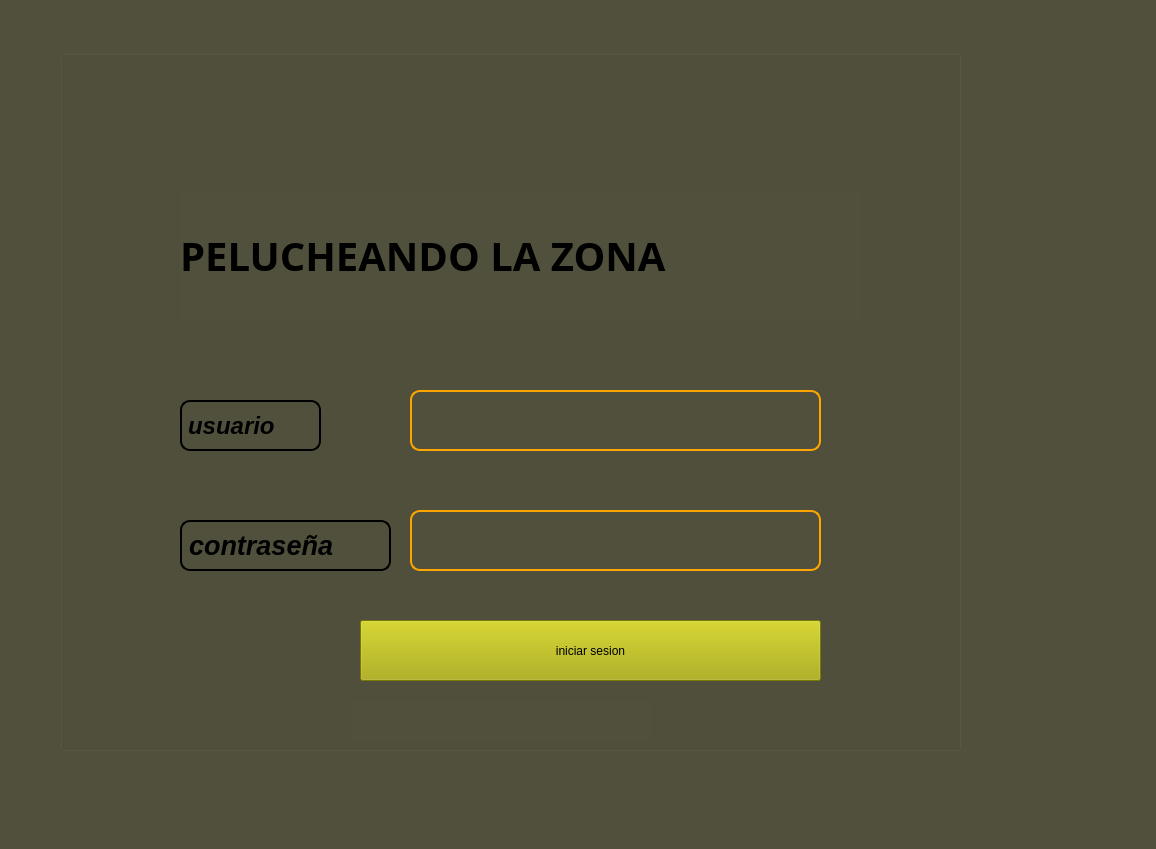
Qt form view/login_menu_principal.ui (arturito76/proyecto) before a commit.
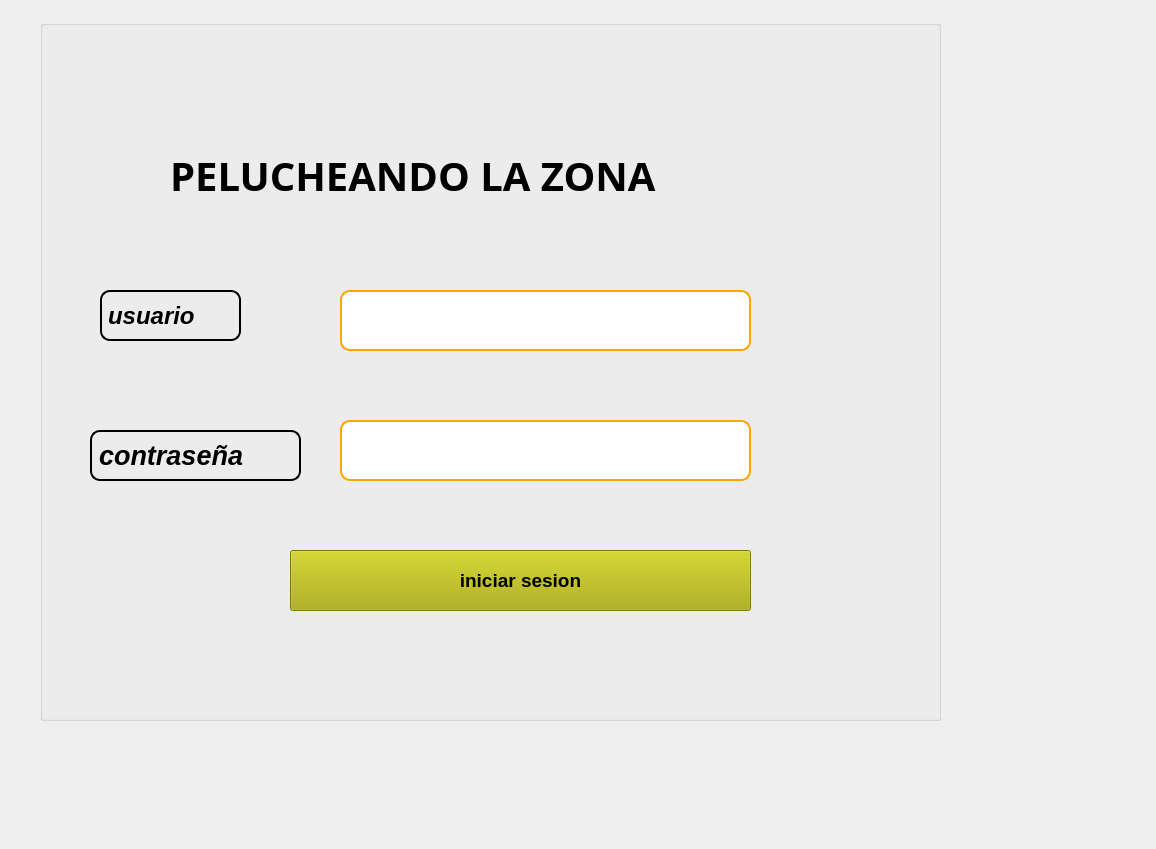
The same form after that commit. Icons and pictures are not drawn.

Diff of the .ui file:
```diff
--- a/view/login_menu_principal.ui
+++ b/view/login_menu_principal.ui
@@ -14,14 +14,18 @@
    <string>MainWindow</string>
   </property>
   <property name="styleSheet">
-   <string notr="true">background-color: rgb(80, 80, 60);</string>
+   <string notr="true">
+
+background-color: #ADD8E6; /* Azul Claro */
+/*background-color: rgb(80, 80, 60)
+</string>
   </property>
   <widget class="QWidget" name="centralwidget">
    <widget class="QGroupBox" name="groupBox">
     <property name="geometry">
      <rect>
-      <x>60</x>
-      <y>50</y>
+      <x>40</x>
+      <y>20</y>
       <width>901</width>
       <height>701</height>
      </rect>
@@ -39,8 +43,8 @@
     <widget class="QLabel" name="label_2">
      <property name="geometry">
       <rect>
-       <x>120</x>
-       <y>350</y>
+       <x>60</x>
+       <y>270</y>
        <width>141</width>
        <height>51</height>
       </rect>
@@ -65,8 +69,8 @@
     <widget class="QLabel" name="label">
      <property name="geometry">
       <rect>
-       <x>120</x>
-       <y>470</y>
+       <x>50</x>
+       <y>410</y>
        <width>211</width>
        <height>51</height>
       </rect>
@@ -91,14 +95,22 @@
     <widget class="QLineEdit" name="dni">
      <property name="geometry">
       <rect>
-       <x>350</x>
-       <y>340</y>
+       <x>300</x>
+       <y>270</y>
        <width>411</width>
        <height>61</height>
       </rect>
      </property>
+     <property name="font">
+      <font>
+       <pointsize>12</pointsize>
+       <weight>75</weight>
+       <bold>true</bold>
+      </font>
+     </property>
      <property name="styleSheet">
       <string notr="true">border: 2px solid ORANGE;
+color: rgb(0, 0, 0);
     border-radius: 10px;</string>
      </property>
      <property name="text">
@@ -108,26 +120,41 @@
     <widget class="QLineEdit" name="id_empleado">
      <property name="geometry">
       <rect>
-       <x>350</x>
-       <y>460</y>
+       <x>300</x>
+       <y>400</y>
        <width>411</width>
        <height>61</height>
       </rect>
      </property>
+     <property name="font">
+      <font>
+       <pointsize>12</pointsize>
+       <weight>75</weight>
+       <bold>true</bold>
+      </font>
+     </property>
      <property name="styleSheet">
       <string notr="true">border: 2px solid ORANGE;
+color: rgb(0, 0, 0);
     border-radius: 10px;</string>
      </property>
     </widget>
     <widget class="QPushButton" name="iniciarsesion">
      <property name="geometry">
       <rect>
-       <x>300</x>
-       <y>570</y>
+       <x>250</x>
+       <y>530</y>
        <width>461</width>
        <height>61</height>
       </rect>
      </property>
+     <property name="font">
+      <font>
+       <pointsize>14</pointsize>
+       <weight>75</weight>
+       <bold>true</bold>
+      </font>
+     </property>
      <property name="styleSheet">
       <string notr="true">background-color: rgb(170, 170, 0);</string>
      </property>
@@ -138,8 +165,8 @@
     <widget class="QLabel" name="label_3">
      <property name="geometry">
       <rect>
-       <x>120</x>
-       <y>140</y>
+       <x>130</x>
+       <y>90</y>
        <width>681</width>
        <height>131</height>
       </rect>
@@ -166,12 +193,22 @@
     <widget class="QLabel" name="respuesta_login">
      <property name="geometry">
       <rect>
-       <x>290</x>
-       <y>650</y>
-       <width>301</width>
-       <height>41</height>
+       <x>170</x>
+       <y>620</y>
+       <width>621</width>
+       <height>71</height>
       </rect>
      </property>
+     <property name="font">
+      <font>
+       <pointsize>10</pointsize>
+       <weight>75</weight>
+       <bold>true</bold>
+      </font>
+     </property>
+     <property name="styleSheet">
+      <string notr="true">color: rgb(0, 0, 0);</string>
+     </property>
      <property name="text">
       <string/>
      </property>
```
